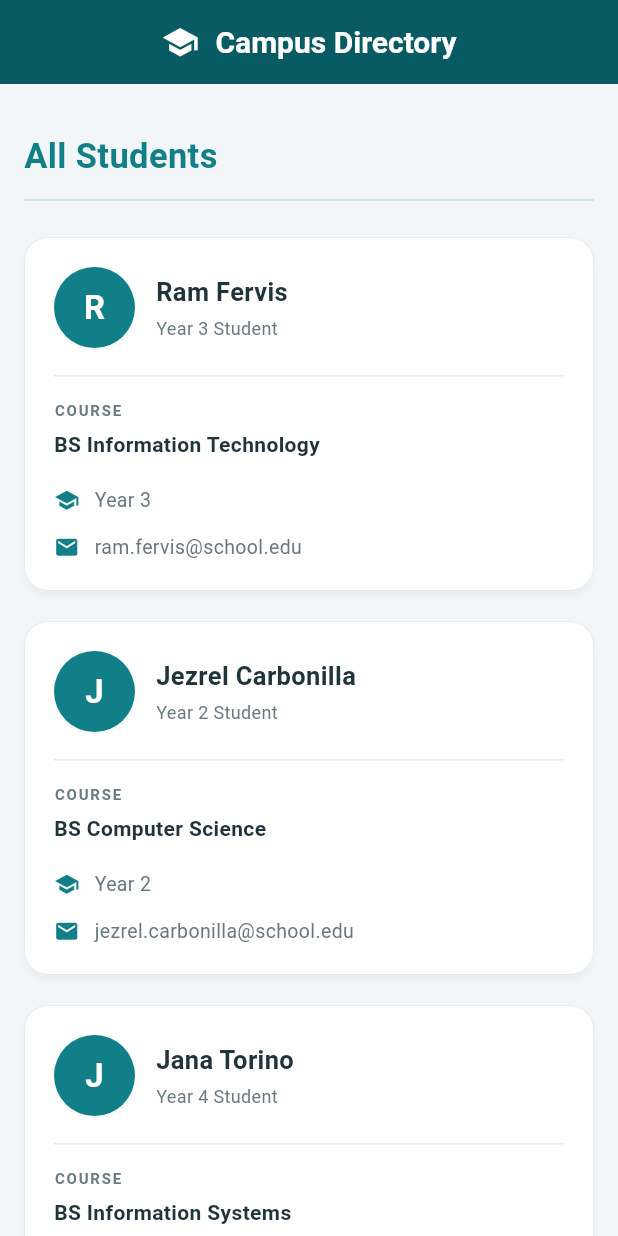
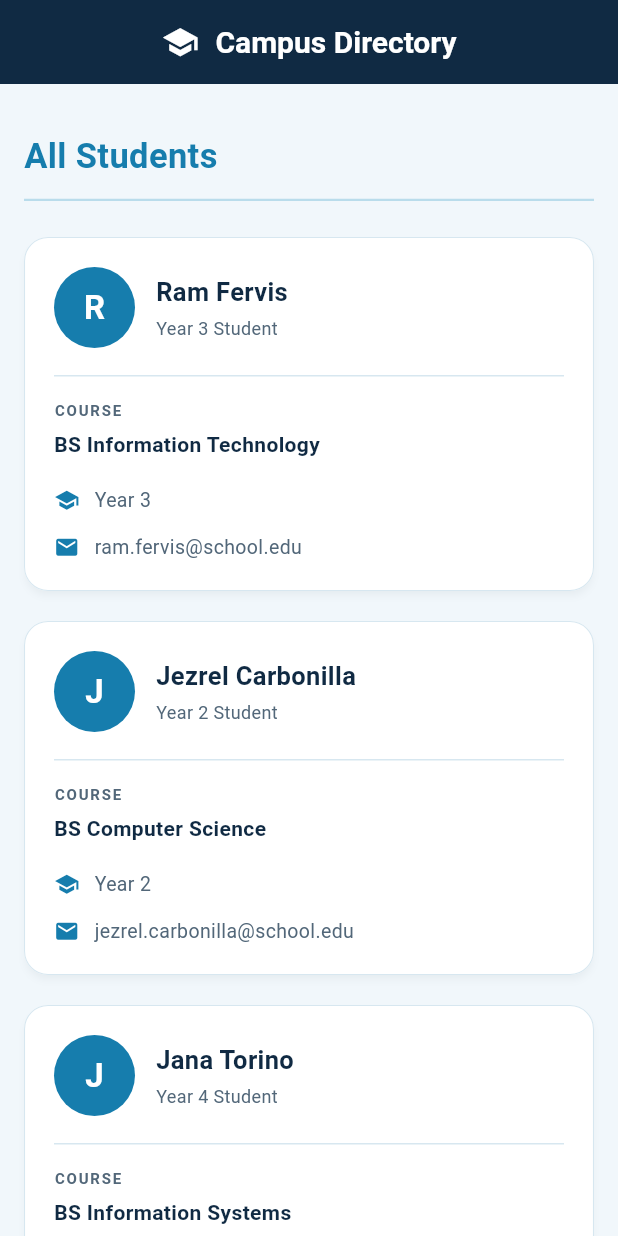
Before and after one commit to RamzK05/stateless_lab_fervis, a Flutter app: the screen it shows after launch, on a phone screen of 412 x 824 dp. Run offline on Flutter 3.47's test engine with Material 3 defaults, Android fonts, the phone set to English and light mode, and no system bars.

Commit message:
Update theme to ocean blue and navy

```diff
--- a/lib/main.dart
+++ b/lib/main.dart
@@ -2,13 +2,13 @@
 import 'package:flutter/material.dart';
 import 'package:flutter/services.dart';
 
-// Main colors for the campus directory design.
-const Color teal = Color(0xFF117F87);
-const Color darkTeal = Color(0xFF095B63);
-const Color backgroundColor = Color(0xFFF3F6F8);
-const Color headingColor = Color(0xFF20343B);
-const Color secondaryText = Color(0xFF687981);
-const Color borderColor = Color(0xFFE4EAED);
+// Ocean blue and navy colors for the campus directory design.
+const Color teal = Color(0xFF167DAD);
+const Color darkTeal = Color(0xFF102A43);
+const Color backgroundColor = Color(0xFFF1F7FB);
+const Color headingColor = Color(0xFF102A43);
+const Color secondaryText = Color(0xFF526779);
+const Color borderColor = Color(0xFFD7E7F0);
 
 // Stores the details of one student.
 class Student {
@@ -76,7 +76,7 @@ class SectionHeader extends StatelessWidget {
         Text(
           title,
           style: const TextStyle(
-            // Customization 1: Teal heading creates visual hierarchy.
+            // Customization 1: Ocean blue heading creates visual hierarchy.
             color: teal,
             fontSize: 23,
             fontWeight: FontWeight.bold,
@@ -84,7 +84,7 @@ class SectionHeader extends StatelessWidget {
         ),
         const SizedBox(height: 12),
         const Divider(
-          color: Color(0xFFD5E5E7),
+          color: Color(0xFFB9DCEB),
           thickness: 1.5,
           height: 1,
         ),
@@ -148,7 +148,7 @@ class StudentCard extends StatelessWidget {
       child: Card(
         // Customization 2: Rounded corners and subtle shadows improve appearance.
         elevation: 2,
-        shadowColor: const Color(0x180D3038),
+        shadowColor: const Color(0x18102A43),
         color: Colors.white,
         margin: EdgeInsets.zero,
         shape: RoundedRectangleBorder(
@@ -260,7 +260,7 @@ class DirectoryScreen extends StatelessWidget {
     return Scaffold(
       backgroundColor: backgroundColor,
       appBar: AppBar(
-        // Customization 4: Deep teal header with a centered title and icon.
+        // Customization 4: Navy header with a centered title and icon.
         backgroundColor: darkTeal,
         foregroundColor: Colors.white,
         elevation: 0,
@@ -346,11 +346,11 @@ class DirectoryApp extends StatelessWidget {
       debugShowCheckedModeBanner: false,
       title: 'Campus Directory',
       theme: ThemeData(
-        // Customization 5: Material 3 creates a coordinated teal color scheme.
+        // Customization 5: Material 3 creates a coordinated ocean blue and navy color scheme.
         useMaterial3: true,
         colorScheme: ColorScheme.fromSeed(
-          seedColor: teal,
-          primary: teal,
+          seedColor: const Color(0xFF167DAD),
+          primary: const Color(0xFF167DAD),
           surface: Colors.white,
         ),
         scaffoldBackgroundColor: backgroundColor,
```
